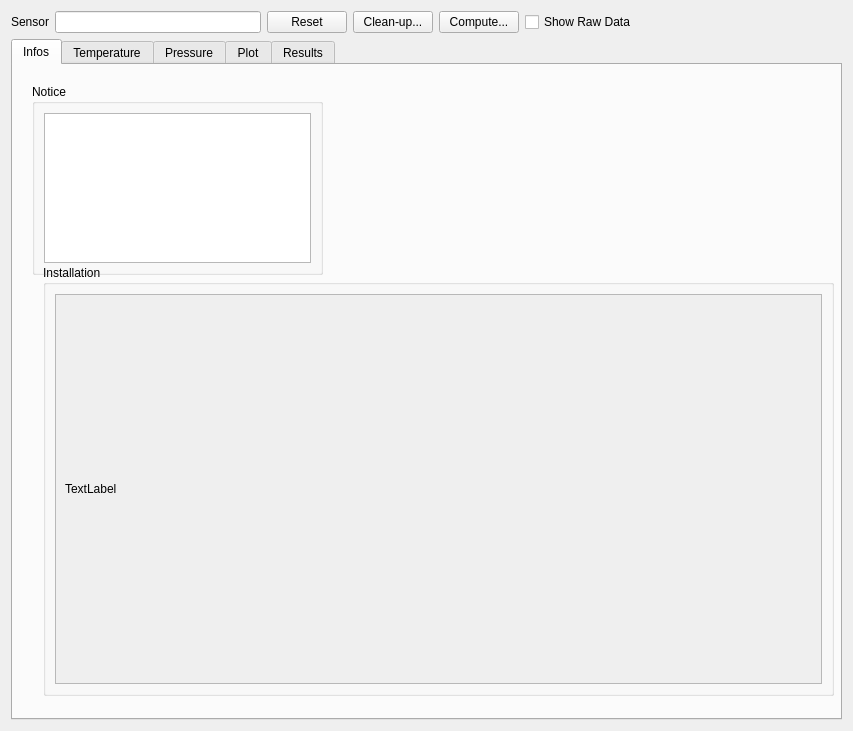
Above: molonaviz/widgetpoint.ui from SandraClodion/projet_molonaviz before the change. Below: the same form after it.
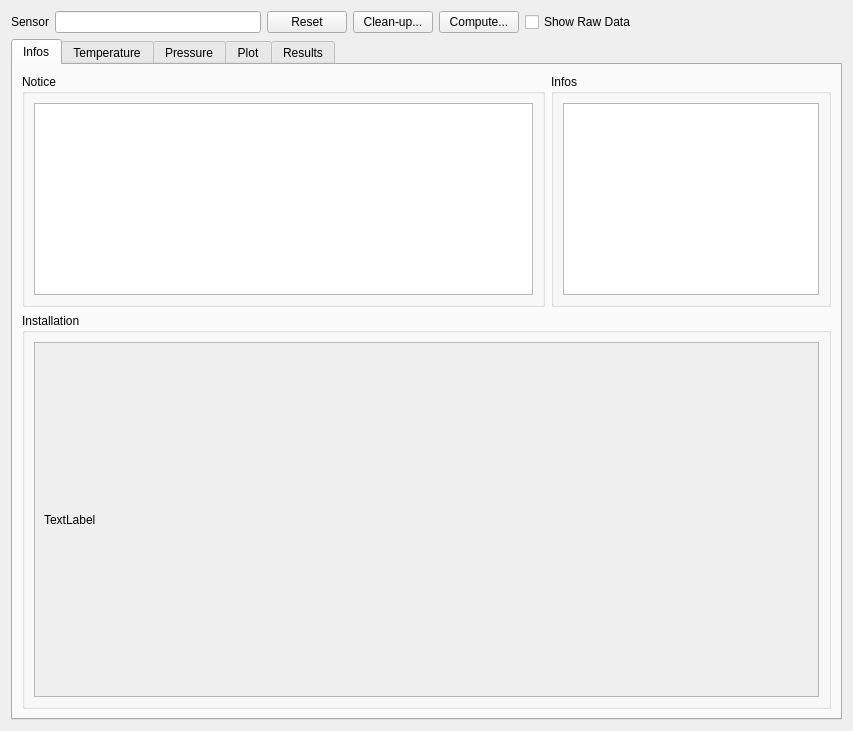
That is the form after the change.

Commit message: Fin de la tab infos & début de cleanup

```diff
--- a/molonaviz/widgetpoint.ui
+++ b/molonaviz/widgetpoint.ui
@@ -13,8 +13,8 @@
   <property name="windowTitle">
    <string>Form</string>
   </property>
-  <layout class="QGridLayout" name="gridLayout_3">
-   <item row="0" column="0">
+  <layout class="QVBoxLayout" name="verticalLayout_3">
+   <item>
     <layout class="QHBoxLayout" name="horizontalLayout">
      <item>
       <widget class="QLabel" name="label">
@@ -73,7 +73,7 @@
      </item>
     </layout>
    </item>
-   <item row="1" column="0">
+   <item>
     <widget class="QTabWidget" name="tabWidget">
      <property name="currentIndex">
       <number>0</number>
@@ -82,15 +82,39 @@
       <attribute name="title">
        <string>Infos</string>
       </attribute>
+      <layout class="QGridLayout" name="gridLayout_3">
+       <item row="0" column="0">
+        <layout class="QVBoxLayout" name="verticalLayout_4" stretch="0,1">
+         <item>
+          <layout class="QHBoxLayout" name="horizontalLayout_3" stretch="1,0">
+           <item>
+            <widget class="QGroupBox" name="groupBox_2">
+             <property name="title">
+              <string>Notice</string>
+             </property>
+             <layout class="QVBoxLayout" name="verticalLayout">
+              <item>
+               <widget class="QPlainTextEdit" name="plainTextEditNotice"/>
+              </item>
+             </layout>
+            </widget>
+           </item>
+           <item>
+            <widget class="QGroupBox" name="groupBox_3">
+             <property name="title">
+              <string>Infos</string>
+             </property>
+             <layout class="QGridLayout" name="gridLayout_4">
+              <item row="0" column="0">
+               <widget class="QTableView" name="tableViewInfos"/>
+              </item>
+             </layout>
+            </widget>
+           </item>
+          </layout>
+         </item>
+         <item>
       <widget class="QGroupBox" name="groupBox">
-       <property name="geometry">
-        <rect>
-         <x>30</x>
-         <y>200</y>
-         <width>791</width>
-         <height>431</height>
-        </rect>
-       </property>
        <property name="title">
         <string>Installation</string>
        </property>
@@ -105,8 +129,8 @@
             <rect>
              <x>0</x>
              <y>0</y>
-             <width>759</width>
-             <height>380</height>
+                 <width>749</width>
+                 <height>309</height>
             </rect>
            </property>
            <layout class="QVBoxLayout" name="verticalLayout_2">
@@ -129,24 +153,10 @@
         </item>
        </layout>
       </widget>
-      <widget class="QGroupBox" name="groupBox_2">
-       <property name="geometry">
-        <rect>
-         <x>19</x>
-         <y>19</y>
-         <width>291</width>
-         <height>191</height>
-        </rect>
-       </property>
-       <property name="title">
-        <string>Notice</string>
-       </property>
-       <layout class="QVBoxLayout" name="verticalLayout">
-        <item>
-         <widget class="QPlainTextEdit" name="plainTextEditNotice"/>
-        </item>
-       </layout>
-      </widget>
+         </item>
+        </layout>
+       </item>
+      </layout>
      </widget>
      <widget class="QWidget" name="tabTemperature">
       <attribute name="title">
```
Lines whose indentation alone changed are shown as unchanged. The commit also changes 4 other files.
